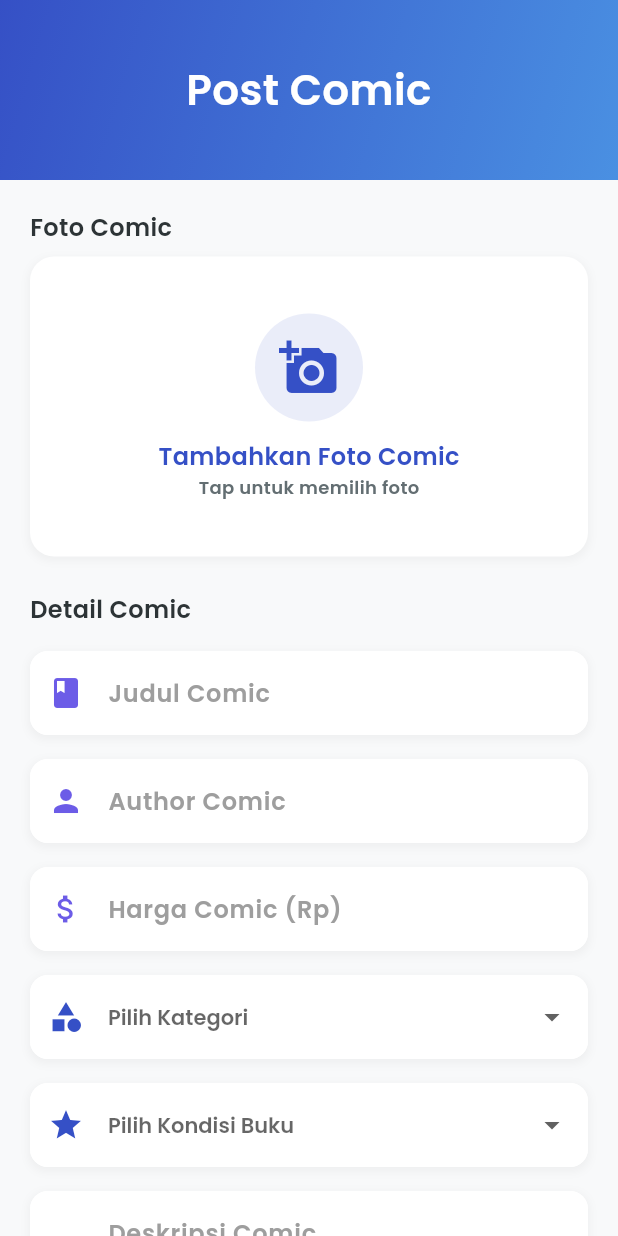
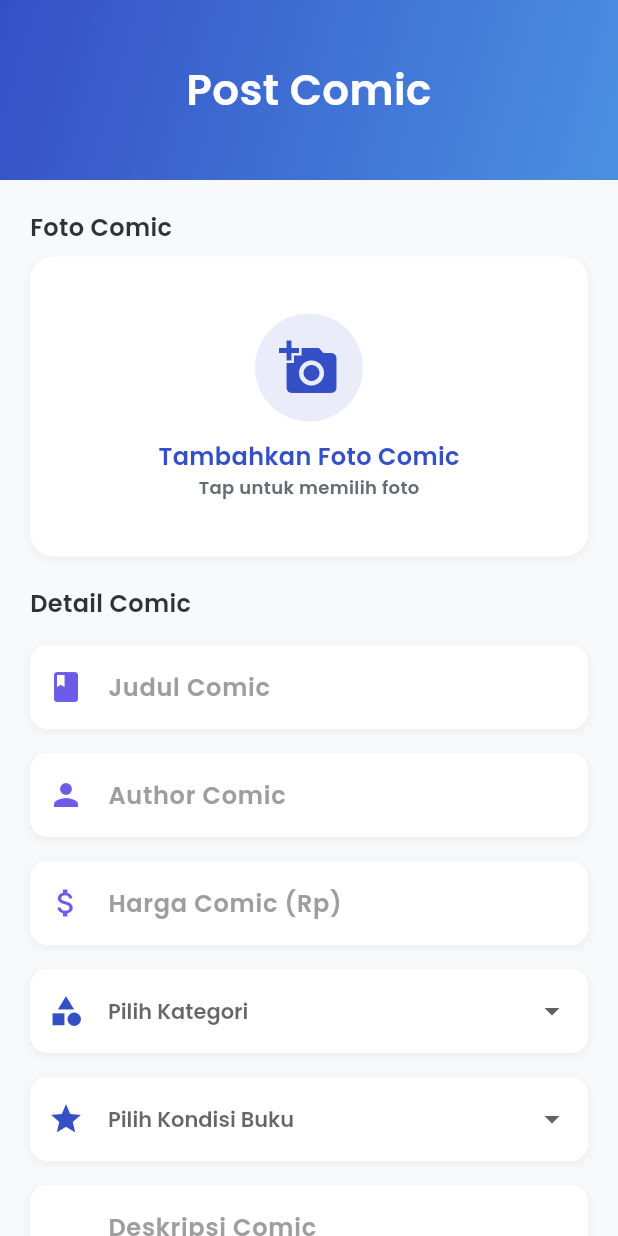
Before and after one commit to VhrsHACK/ComicV-Application, a Flutter app: the PostComicScreen screen opened directly, on a phone screen of 412 x 824 dp. Run offline on Flutter 3.47's test engine with Material 3 defaults, Android fonts, the light colour scheme and no system bars; our stand-ins replace carousel_slider, cloud_firestore, firebase_auth, firebase_core, flutter_image_compress, geolocator and 1 more; accounts and stored records are empty.

Commit message:
Update
Update fixin

```diff
--- a/lib/screens/post_comic_screen.dart
+++ b/lib/screens/post_comic_screen.dart
@@ -508,8 +508,7 @@ class _PostComicScreenState extends State<PostComicScreen> {
                               ),
                     ),
                   ),
-
-                  const SizedBox(height: 24),
+                  const SizedBox(height: 20),
                   const Text(
                     "Detail Comic",
                     style: TextStyle(
@@ -571,7 +570,6 @@ class _PostComicScreenState extends State<PostComicScreen> {
                     icon: Icons.description,
                     maxLines: 4,
                   ),
-
                   const SizedBox(height: 32),
                   SizedBox(
                     width: double.infinity,
```
Also changed, not shown: lib/screens/home_screen.dart (+7 -9 lines), pubspec.lock.
